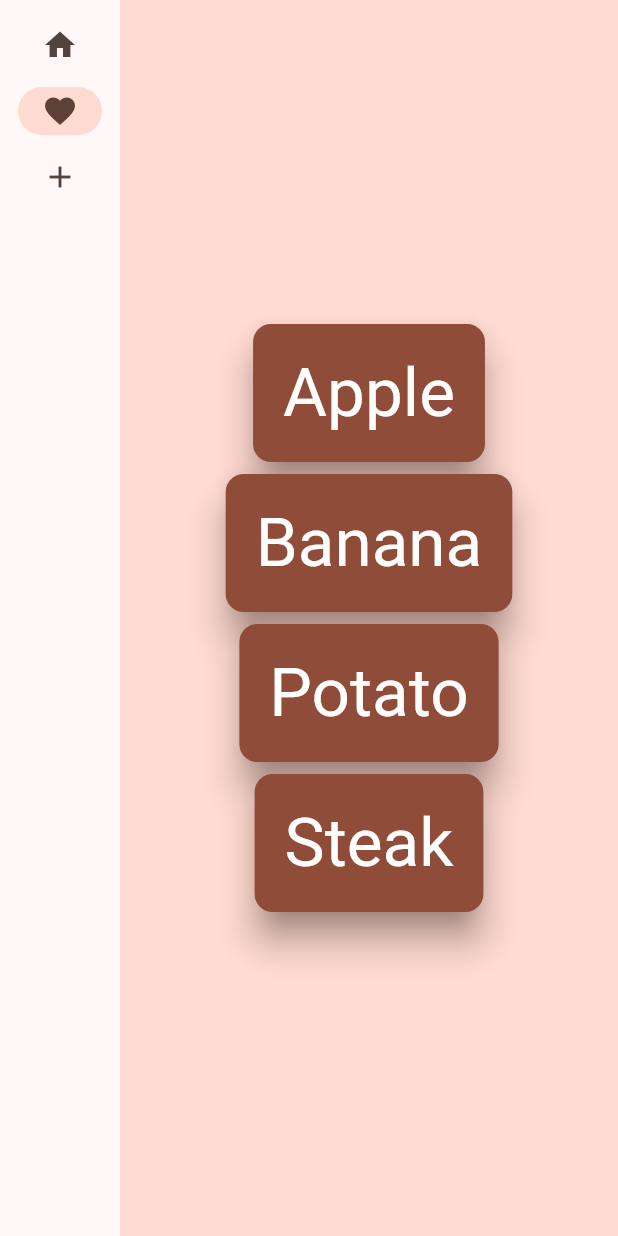
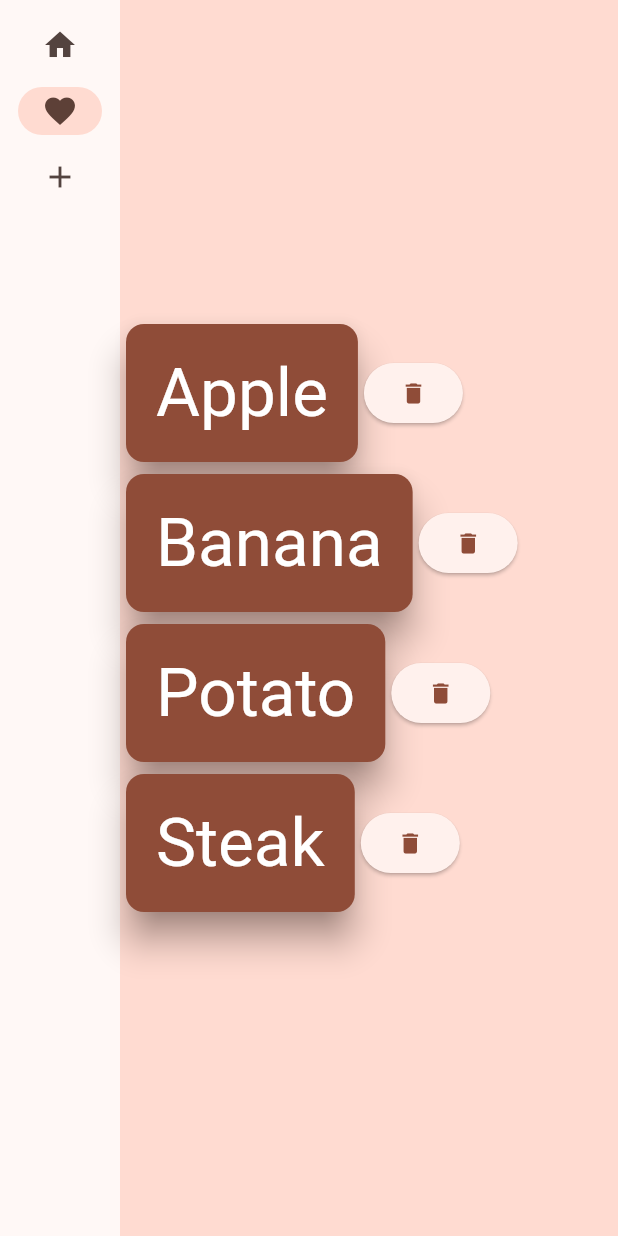
Before and after one commit to JohnnyDoesStuff/Foodstuff, a Flutter app: the screen it shows after launch, after a tap on "Next", after a tap on "All food", on a phone screen of 412 x 824 dp. Run offline on Flutter 3.47's test engine with Material 2 defaults, Android fonts, the light colour scheme and no system bars.

Commit message:
add first removal of food

```diff
--- /dev/null
+++ b/foodstuff/lib/food_card_edit.dart
@@ -0,0 +1,30 @@
+import 'package:flutter/material.dart';
+import 'package:foodstuff/food_card.dart';
+import 'package:foodstuff/food_database.dart';
+
+class FoodCardEdit extends StatelessWidget {
+
+  const FoodCardEdit({
+    super.key,
+    required this.food,
+    required this.database,
+  });
+
+  final String food;
+  final FoodDatabase database;
+
+  @override
+  Widget build(BuildContext context) {
+    return Row(
+      children: [
+        FoodCard(currentFood: food),
+        ElevatedButton(
+          onPressed: () {
+            database.removeFood(food);
+          },
+          child: Icon(Icons.delete),
+        )
+      ],
+    );
+  }
+}
--- a/foodstuff/lib/food_database.dart
+++ b/foodstuff/lib/food_database.dart
@@ -14,4 +14,10 @@ class FoodDatabase {
     }
     foodList.add(newFood);
   }
+
+  void removeFood(String foodToRemove) {
+    if (foodList.contains(foodToRemove)) {
+      foodList.remove(foodToRemove);
+    }
+  }
 }
--- a/foodstuff/lib/food_list_page.dart
+++ b/foodstuff/lib/food_list_page.dart
@@ -1,5 +1,5 @@
 import 'package:flutter/material.dart';
-import 'package:foodstuff/food_card.dart';
+import 'package:foodstuff/food_card_edit.dart';
 import 'package:foodstuff/food_database.dart';
 
 class FoodListPage extends StatelessWidget {
@@ -12,9 +12,9 @@ class FoodListPage extends StatelessWidget {
     var allFood = database.getFood();
     allFood.sort();
 
-    final List<FoodCard> foodCards;
+    final List<FoodCardEdit> foodCards;
     var result = allFood.map(
-      (food) => FoodCard(currentFood: food)
+      (food) => FoodCardEdit(food: food, database: database,)
     );
     foodCards = result.toList();
 
--- a/foodstuff/lib/my_app_state.dart
+++ b/foodstuff/lib/my_app_state.dart
@@ -8,7 +8,12 @@ class MyAppState extends ChangeNotifier {
   var current = 'No food selected';
 
   void getNextFood() {
-    current = getRandomElement(database.getFood());
+    var allFood = database.getFood();
+    if (allFood.isEmpty) {
+      current = 'No food is stored';
+    } else {
+      current = getRandomElement(allFood);
+    }
     notifyListeners();
   }
 }
```
